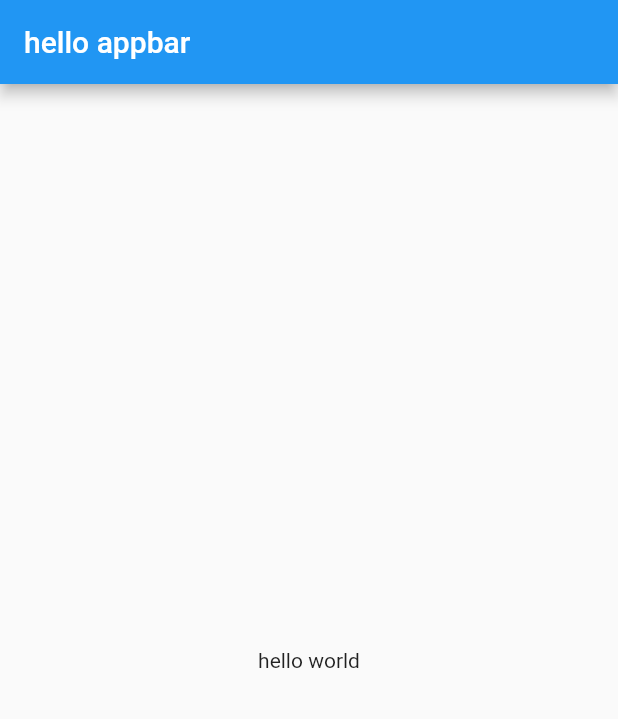
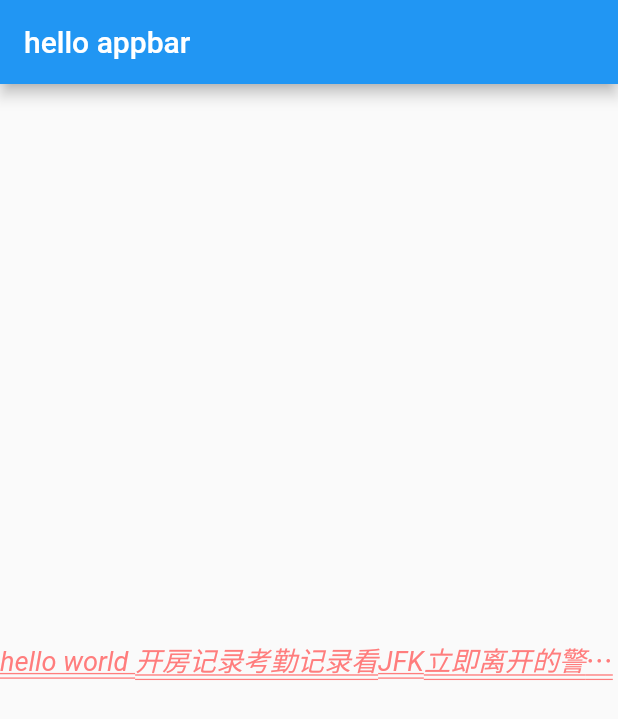
Before and after one commit to LuckyCode1992/flutter_study, a Flutter app: the screen it shows after launch, on a phone screen of 412 x 824 dp. Shown: the top 719 px of the screen. Run offline on Flutter 3.47's test engine with Material 2 defaults, Android fonts, the phone set to English and light mode, and no system bars.

Commit message:
Text简单使用

```diff
--- a/flutter_study/lib/main.dart
+++ b/flutter_study/lib/main.dart
@@ -14,7 +14,20 @@ class MyApp extends StatelessWidget {
           centerTitle: false,
         ),
         body: Center(
-          child: Text('hello world'),
+          child: Text(
+              'hello world 开房记录考勤记录看JFK立即离开的警方立刻解'
+                  '放立刻集散地立',
+            textAlign: TextAlign.left,
+            maxLines: 1,
+            overflow: TextOverflow.ellipsis,
+            style: TextStyle(
+              fontSize: 18,
+              color: Color.fromARGB(255, 255, 125, 125),
+              decoration: TextDecoration.underline ,
+              decorationStyle: TextDecorationStyle.double,
+              fontStyle: FontStyle.italic,
+            ),
+          ),
         ),
       ),
     );
```
